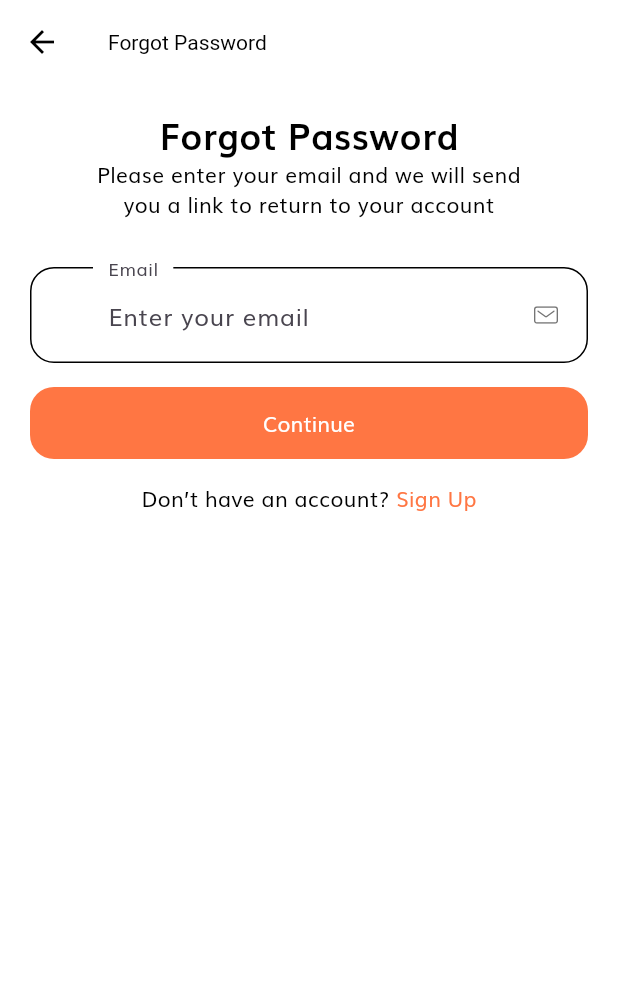
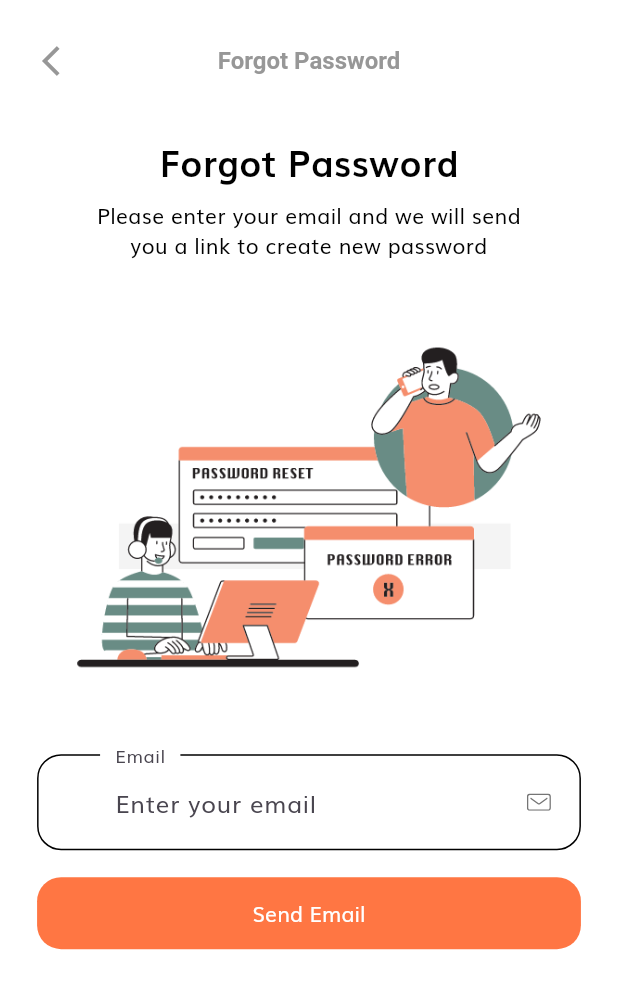
Before and after one commit to Abdhadi97/DriveGuard_FlutterMobileApplication, a Flutter app: the ForgotPasswordScreen screen opened by its route, on a phone screen of 412 x 824 dp. Shown: the top 989 px of the screen. Run offline on Flutter 3.47's test engine with Material 3 defaults, Android fonts, the phone set to English and light mode, and no system bars; our stand-ins replace cloud_firestore, firebase_auth, firebase_core, firebase_storage, flutter_svg, geolocator and 4 more; accounts and stored records are empty.

Commit message:
forgot pass UI and backend

```diff
--- a/lib/screens/forgot_password/components/forgot_pass_form.dart
+++ b/lib/screens/forgot_password/components/forgot_pass_form.dart
@@ -1,9 +1,9 @@
+import 'package:firebase_auth/firebase_auth.dart';
 import 'package:flutter/material.dart';
+import 'package:lottie/lottie.dart';
 
 import '../../../components/custom_surfix_icon.dart';
-import '../../../components/form_error.dart';
-import '../../../components/no_account_text.dart';
-import '../../../constants.dart';
+import '../../../controllers/input_validator.dart';
 
 class ForgotPassForm extends StatefulWidget {
   const ForgotPassForm({super.key});
@@ -14,65 +14,116 @@ class ForgotPassForm extends StatefulWidget {
 
 class _ForgotPassFormState extends State<ForgotPassForm> {
   final _formKey = GlobalKey<FormState>();
-  List<String> errors = [];
-  String? email;
+  final TextEditingController _emailController = TextEditingController();
+  final inputValidator = InputValidator();
+
+  void forgotPassword(String email, BuildContext context) async {
+    if (email.isEmpty) {
+      return;
+    }
+
+    showDialog(
+      context: context,
+      builder: (context) => const Center(),
+    );
+
+    try {
+      final emailRegExp = RegExp(r'^[\w-\.]+@([\w-]+\.)+[\w-]{2,4}$');
+      if (!emailRegExp.hasMatch(email)) {
+        throw const FormatException(
+            'An unexpected error occurred. Invalid email format.');
+      }
+
+      await FirebaseAuth.instance.sendPasswordResetEmail(email: email);
+
+      Navigator.pop(context);
+
+      showSuccessMessage(
+        context,
+        "Password reset email sent. Check your inbox.",
+      );
+    } on FirebaseAuthException catch (e) {
+      Navigator.pop(context);
+      final errorMessage = e.message ?? "An error occurred. Please try again.";
+      print(e);
+    } on FormatException catch (e) {
+      Navigator.pop(context);
+      print(e);
+    } catch (e) {
+      Navigator.pop(context);
+      print(e);
+    }
+  }
+
+  void showSuccessMessage(BuildContext context, String message) {
+    showDialog(
+      context: context,
+      builder: (context) => AlertDialog(
+        backgroundColor: Colors.white,
+        content: IntrinsicWidth(
+          child: Column(
+            mainAxisSize: MainAxisSize.min,
+            children: [
+              Lottie.asset(
+                'assets/animations/success_animation.json',
+                width: 90,
+                height: 90,
+                fit: BoxFit.fill,
+                repeat: true,
+              ),
+              const Text(
+                'SUCCESS',
+                style: TextStyle(
+                  fontSize: 24,
+                  fontWeight: FontWeight.bold,
+                ),
+              ),
+              const SizedBox(height: 15),
+              Padding(
+                padding: const EdgeInsets.symmetric(horizontal: 25.0),
+                child: Text(
+                  message,
+                  textAlign: TextAlign.center,
+                ),
+              ),
+            ],
+          ),
+        ),
+      ),
+    );
+  }
+
   @override
   Widget build(BuildContext context) {
+    double screenHeight = MediaQuery.of(context).size.height;
+
     return Form(
       key: _formKey,
       child: Column(
         children: [
+          //email inputfield
           TextFormField(
+            controller: _emailController,
             keyboardType: TextInputType.emailAddress,
-            onSaved: (newValue) => email = newValue,
-            onChanged: (value) {
-              if (value.isNotEmpty && errors.contains(kEmailNullError)) {
-                setState(() {
-                  errors.remove(kEmailNullError);
-                });
-              } else if (emailValidatorRegExp.hasMatch(value) &&
-                  errors.contains(kInvalidEmailError)) {
-                setState(() {
-                  errors.remove(kInvalidEmailError);
-                });
-              }
-              return;
-            },
-            validator: (value) {
-              if (value!.isEmpty && !errors.contains(kEmailNullError)) {
-                setState(() {
-                  errors.add(kEmailNullError);
-                });
-              } else if (!emailValidatorRegExp.hasMatch(value) &&
-                  !errors.contains(kInvalidEmailError)) {
-                setState(() {
-                  errors.add(kInvalidEmailError);
-                });
-              }
-              return null;
-            },
+            autovalidateMode: AutovalidateMode.onUserInteraction,
+            validator: inputValidator.validateEmail,
             decoration: const InputDecoration(
               labelText: "Email",
               hintText: "Enter your email",
-              // If  you are using latest version of flutter then lable text and hint text shown like this
-              // if you r using flutter less then 1.20.* then maybe this is not working properly
               floatingLabelBehavior: FloatingLabelBehavior.always,
               suffixIcon: CustomSurffixIcon(svgIcon: "assets/icons/Mail.svg"),
             ),
           ),
           const SizedBox(height: 8),
-          FormError(errors: errors),
-          const SizedBox(height: 8),
+
+          const SizedBox(height: 10),
           ElevatedButton(
             onPressed: () {
-              if (_formKey.currentState!.validate()) {
-                // Do what you want to do
-              }
+              forgotPassword(_emailController.text.trim(), context);
             },
-            child: const Text("Continue"),
+            child: const Text("Send Email"),
           ),
-          const SizedBox(height: 16),
-          const NoAccountText(),
+          SizedBox(height: screenHeight * 0.02),
         ],
       ),
     );
--- a/lib/screens/forgot_password/forgot_password_screen.dart
+++ b/lib/screens/forgot_password/forgot_password_screen.dart
@@ -1,39 +1,67 @@
 import 'package:flutter/material.dart';
+import 'components/forgot_pass_form.dart';
+import '../../constants.dart';
 
-import 'components/forgot_pass_form.dart';
-
-class ForgotPasswordScreen extends StatelessWidget {
+class ForgotPasswordScreen extends StatefulWidget {
   static String routeName = "/forgot_password";
 
   const ForgotPasswordScreen({super.key});
+
+  @override
+  State<ForgotPasswordScreen> createState() => _ForgotPasswordScreenState();
+}
+
+class _ForgotPasswordScreenState extends State<ForgotPasswordScreen> {
   @override
   Widget build(BuildContext context) {
+    double screenWidth = MediaQuery.of(context).size.width;
+    double screenHeight = MediaQuery.of(context).size.height;
+
     return Scaffold(
       appBar: AppBar(
-        title: const Text("Forgot Password"),
+        toolbarHeight: kToolbarHeight + screenHeight * 0.03,
+        title: const Text(
+          'Forgot Password',
+          style: TextStyle(
+            fontSize: 16,
+            fontWeight: FontWeight.bold,
+            color: kSecondaryColor,
+          ),
+        ),
+        leading: GestureDetector(
+          onTap: () {
+            Navigator.pop(context);
+          },
+          child: const Icon(
+            Icons.arrow_back_ios,
+            color: kSecondaryColor,
+          ),
+        ),
+        leadingWidth: 80,
+        centerTitle: true,
       ),
-      body: const SizedBox(
+      body: SizedBox(
         width: double.infinity,
         child: SingleChildScrollView(
           child: Padding(
-            padding: EdgeInsets.symmetric(horizontal: 20),
+            padding: EdgeInsets.symmetric(horizontal: screenWidth * 0.06),
             child: Column(
               children: [
-                SizedBox(height: 16),
-                Text(
-                  "Forgot Password",
-                  style: TextStyle(
-                    fontSize: 24,
-                    color: Colors.black,
-                    fontWeight: FontWeight.bold,
-                  ),
+                SizedBox(
+                  height: screenHeight * 0.01,
                 ),
-                Text(
-                  "Please enter your email and we will send \nyou a link to return to your account",
+                const Text("Forgot Password", style: headingStyle),
+                SizedBox(height: screenHeight * 0.01),
+                const Text(
+                  "Please enter your email and we will send \nyou a link to create new password",
                   textAlign: TextAlign.center,
                 ),
-                SizedBox(height: 32),
-                ForgotPassForm(),
+                Image.asset(
+                  "assets/images/forgot_password.png",
+                  height: screenHeight * 0.4,
+                  width: screenWidth * 0.75,
+                ),
+                const ForgotPassForm(),
               ],
             ),
           ),
```
Also changed, not shown: lib/components/socal_card.dart (deleted, +0 -31 lines), lib/screens/sign_in/components/sign_form.dart (+1 -8 lines), assets/images/forgot_password.png (added).
